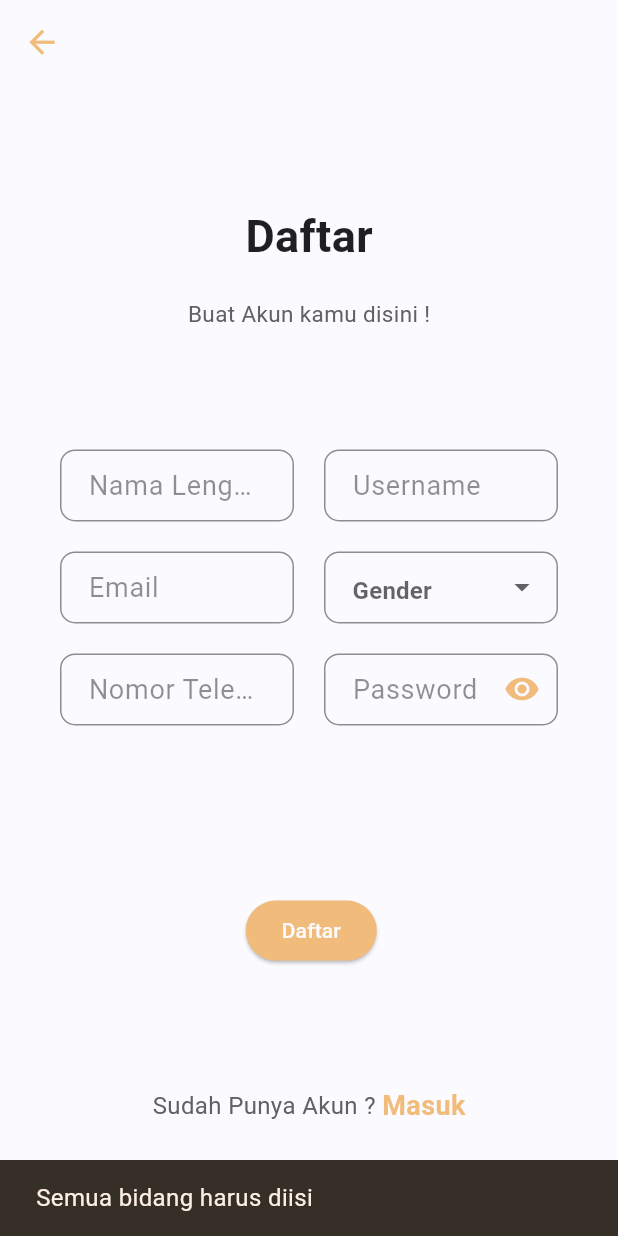
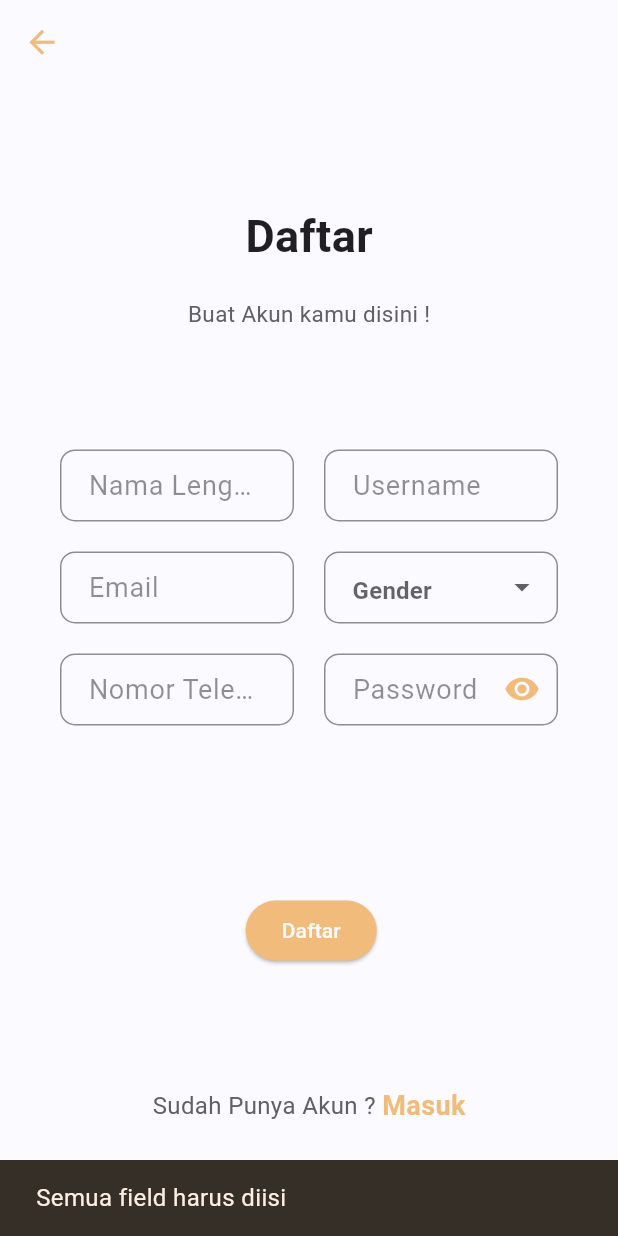
Before and after one commit to Azkina1123/post-in, a Flutter app: the SignUp screen opened by its route, after a tap on "Daftar", on a phone screen of 412 x 824 dp. Run offline on Flutter 3.47's test engine with Material 3 defaults, Android fonts, the phone set to English and light mode, and no system bars; our stand-ins replace cloud_firestore, firebase_auth, firebase_core, firebase_storage, image_picker, introduction_screen; accounts and stored records are empty.

Commit message:
revisi sign up signin

```diff
--- a/lib/providers/providers.dart
+++ b/lib/providers/providers.dart
@@ -8,7 +8,6 @@ import 'package:flutter/material.dart';
 import 'package:firebase_auth/firebase_auth.dart';
 
 import 'package:post_in/models/models.dart';
-import 'package:provider/provider.dart';
 
 part 'post_data.dart';
 part 'page_data.dart';
--- a/lib/ui/pages/pages.dart
+++ b/lib/ui/pages/pages.dart
@@ -8,6 +8,7 @@ import 'package:post_in/models/models.dart';
 import 'package:provider/provider.dart';
 import 'package:image_picker/image_picker.dart';
 import 'package:firebase_auth/firebase_auth.dart';
+import 'package:firebase_storage/firebase_storage.dart';
 
 part 'main_page.dart';
 part 'home_page.dart';
--- a/lib/ui/pages/sign_up.dart
+++ b/lib/ui/pages/sign_up.dart
@@ -12,6 +12,7 @@ class _SignUpState extends State<SignUp> {
   String? _selectedGender;
   bool _isObscure = true;
   List<String> _genderOptions = ["Male", "Female", "Non"];
+  String? _profileImagePath;
 
   // String? _profileImagePath;
   // String? _coverImagePath;
@@ -30,6 +31,29 @@ class _SignUpState extends State<SignUp> {
       ),
     );
   }
+  //   Future<void> uploadImage() async {
+  //   try {
+  //     final pickedFile = await ImagePicker().getImage(source: ImageSource.gallery);
+
+  //     if (pickedFile != null) {
+  //       setState(() {
+  //         _profileImagePath = pickedFile.path;
+  //       });
+
+  //       // Assuming you have a unique identifier like `randomNumber` for the image file
+  //       String randomNumber = "your_unique_identifier_here";
+
+  //       Reference ref = FirebaseStorage.instance.ref().child("posts/$randomNumber.jpg");
+  //       await ref.putFile(File(pickedFile.path));
+  //       String url = await ref.getDownloadURL();
+
+  //       // You can use the `url` for further processing if needed
+  //       print("Image uploaded successfully. Download URL: $url");
+  //     }
+  //   } catch (e) {
+  //     print("Error uploading image: $e");
+  //   }
+  // }
 
   handleSubmit() async {
     // if (!_formKey.currentState!.validate()) return;
@@ -39,15 +63,22 @@ class _SignUpState extends State<SignUp> {
     final password = _ctrlPass.value.text;
     final gender = _selectedGender ?? "";
     final nomor = _ctrlNomor.value.text;
+
     if (nama.isEmpty ||
         email.isEmpty ||
         username.isEmpty ||
         password.isEmpty ||
         gender == null ||
         nomor.isEmpty) {
-      _showSnackBar('Semua bidang harus diisi');
+      _showSnackBar('Semua field harus diisi');
       return;
     }
+    if (password.length < 6) {
+      _showSnackBar('Isi Password minimal 6 karakter');
+      setState(() => _loading = false);
+      return;
+    }
+
     setState(() => _loading = true);
     await AuthData().regis(nama, email, username, password, gender, nomor);
     // if (_profileImagePath != null) {
```
Also changed, not shown: lib/ui/pages/landing_page.dart (+6 -6 lines).
